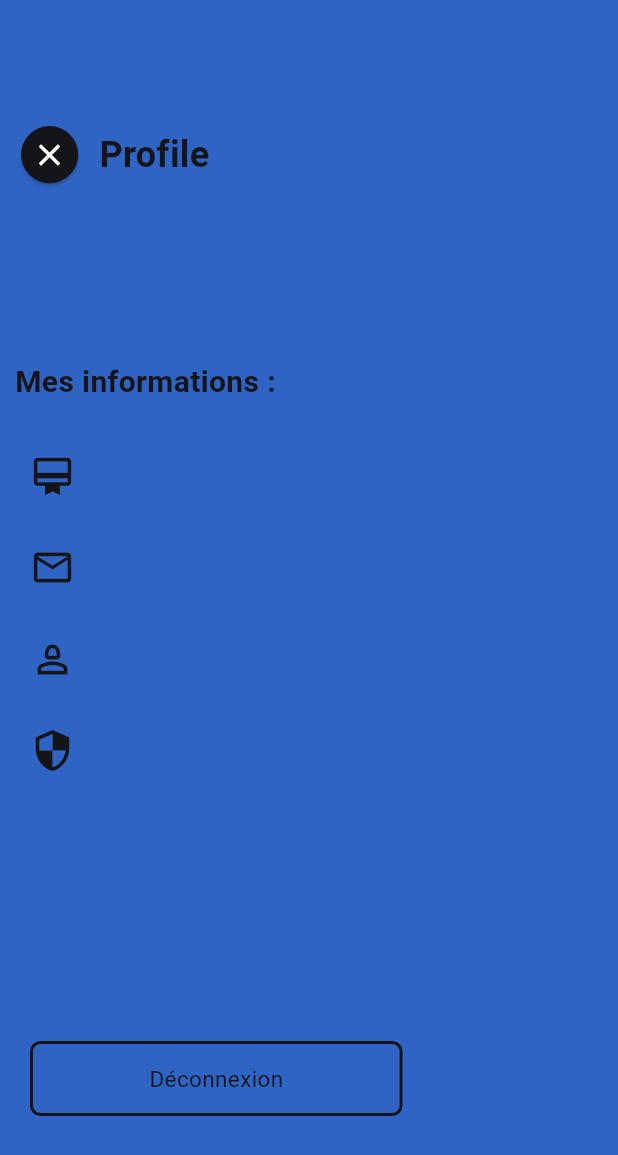
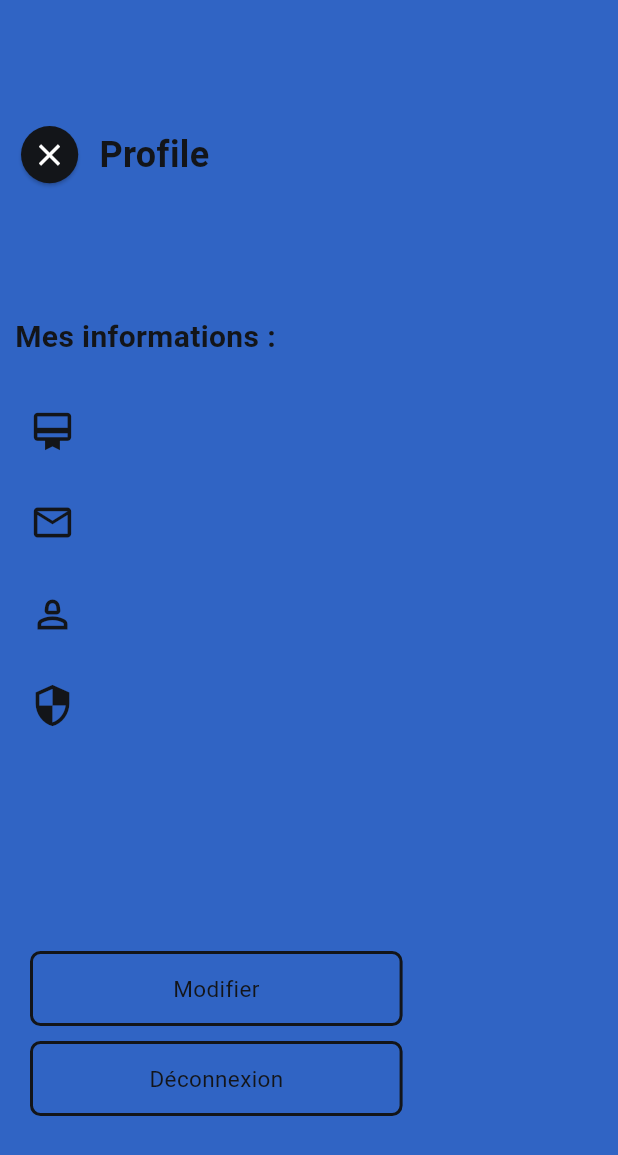
Before and after one commit to HamzaNechi/orange-grs, a Flutter app: the ProfileWidget widget shown alone on an empty page, opened directly with empty values, on a phone screen of 412 x 824 dp. Shown: the top 1155 px of the screen. Run offline on Flutter 3.47's test engine with Material 3 defaults, Android fonts, the phone set to English and light mode, and no system bars; our stand-ins replace bloc, dartz, equatable, flutter_bloc, get_it, google_maps_flutter and 7 more; missing offline and left inert: google_mlkit_text_recognition, shimmer_loading; accounts and stored records are empty; network calls fail; Roboto replaces fonts that are missing (Rubik-Medium).

Commit message:
version 04/09/2024

```diff
--- a/lib/core/strings/urls.dart
+++ b/lib/core/strings/urls.dart
@@ -1,6 +1,6 @@
 
 
-const String BASE_URL_PUBLIC = 'http://192.168.1.12:8089/egrs';
+const String BASE_URL_PUBLIC = 'http://192.168.1.18:8089/egrs';
 const String BASE_URL_ADMIN = '$BASE_URL_PUBLIC/admin';
 const String BASE_URL_TECH = '$BASE_URL_PUBLIC/tech';
 const String BASE_URL_TECH_ADMIN = '$BASE_URL_PUBLIC/egrs/techadmin';
--- a/lib/features/auth/domain/repositorie/auth_repository.dart
+++ b/lib/features/auth/domain/repositorie/auth_repository.dart
@@ -6,4 +6,5 @@ import 'package:orange_grs/features/auth/domain/entities/user.dart';
 abstract class AuthRepository{
   Future<Either<Failure, LoginResponse>> doLogin(String login, String password);
   Future<Either<Failure, User>> getConnectedUser();
+  Future<Either<Failure, User>> updatePasswordUser(String newPassword);
 }
--- /dev/null
+++ b/lib/features/auth/domain/usecases/update_password_use_case.dart
@@ -0,0 +1,14 @@
+import 'package:dartz/dartz.dart';
+import 'package:orange_grs/core/errors/failures.dart';
+import 'package:orange_grs/features/auth/domain/entities/user.dart';
+import 'package:orange_grs/features/auth/domain/repositorie/auth_repository.dart';
+
+class UpdateUserPasswordUseCase{
+  final AuthRepository authRepository;
+
+  UpdateUserPasswordUseCase(this.authRepository);
+
+  Future<Either<Failure, User>> call(String newPassword)async {
+    return await authRepository.updatePasswordUser(newPassword);
+  }
+}
--- /dev/null
+++ b/lib/features/auth/presentation/blocs/profile_bloc/profile_bloc.dart
@@ -0,0 +1,29 @@
+import 'package:bloc/bloc.dart';
+import 'package:dartz/dartz.dart';
+import 'package:equatable/equatable.dart';
+import 'package:orange_grs/core/errors/failures.dart';
+import 'package:orange_grs/features/auth/domain/entities/user.dart';
+import 'package:orange_grs/features/auth/domain/usecases/update_password_use_case.dart';
+
+part 'profile_event.dart';
+part 'profile_state.dart';
+
+class ProfileBloc extends Bloc<ProfileEvent, ProfileState> {
+  final UpdateUserPasswordUseCase updateUserPasswordUseCase;
+  ProfileBloc({required this.updateUserPasswordUseCase}) : super(ProfileInitial()) {
+    on<ProfileEvent>((event, emit) async{
+      emit(LoadingUpdatePasswordState());
+      if(event is UpdateProfilePasswordEvent){
+        final Either<Failure, User> failurOrupdated = await updateUserPasswordUseCase.call(event.newPassword);
+        failurOrupdated.fold(
+          (failure) {
+            emit(const ErrorUpdatedPasswordState(message: 'Probléme lors de la modification du mot de passe'));
+          },
+          (user) {
+            emit(const UpdatedPasswordState(message: 'Mot de passe modifier avec succée'));
+          },
+        );
+      }
+    });
+  }
+}
--- /dev/null
+++ b/lib/features/auth/presentation/blocs/profile_bloc/profile_event.dart
@@ -0,0 +1,20 @@
+part of 'profile_bloc.dart';
+
+sealed class ProfileEvent extends Equatable {
+  const ProfileEvent();
+
+  @override
+  List<Object> get props => [];
+}
+
+
+
+class UpdateProfilePasswordEvent extends ProfileEvent{
+  final String newPassword;
+
+  const UpdateProfilePasswordEvent({required this.newPassword});
+
+
+  @override
+  List<Object> get props => [newPassword];
+}
--- /dev/null
+++ b/lib/features/auth/presentation/blocs/profile_bloc/profile_state.dart
@@ -0,0 +1,34 @@
+part of 'profile_bloc.dart';
+
+sealed class ProfileState extends Equatable {
+  const ProfileState();
+
+  @override
+  List<Object> get props => [];
+}
+
+final class ProfileInitial extends ProfileState {}
+
+
+final class LoadingUpdatePasswordState extends ProfileState{}
+
+
+final class UpdatedPasswordState extends ProfileState {
+  final String message;
+
+  const UpdatedPasswordState({required this.message});
+
+  @override
+  List<Object> get props => [message];
+}
+
+
+
+final class ErrorUpdatedPasswordState extends ProfileState {
+  final String message;
+
+  const ErrorUpdatedPasswordState({required this.message});
+
+  @override
+  List<Object> get props => [message];
+}
--- a/lib/features/auth/presentation/widgets/pofile_widget.dart
+++ b/lib/features/auth/presentation/widgets/pofile_widget.dart
@@ -7,6 +7,7 @@ import 'package:orange_grs/core/navigations/bottom_nav/bloc/bottom_nav_event.dar
 import 'package:orange_grs/core/strings/fonts.dart';
 import 'package:orange_grs/features/auth/domain/entities/user.dart';
 import 'package:orange_grs/features/auth/presentation/pages/login_page.dart';
+import 'package:orange_grs/features/auth/presentation/widgets/update_password.dart';
 import 'package:orange_grs/main.dart';
 
 class ProfileWidget extends StatelessWidget {
@@ -183,7 +184,39 @@ class ProfileWidget extends StatelessWidget {
 
                                 Padding(
                                   padding: const EdgeInsets.symmetric(horizontal: 10),
-                                  child: InkWell(
+                                  child: Column(
+                                    children: [
+                                      InkWell(
+                                    onTap: () {
+                                      Navigator.push(context, MaterialPageRoute(builder: (context) =>const UpdatePasswordUserWidget(),));
+                                    },
+                                    child: Container(
+                                      height: 50,
+                                      width: MediaQuery.of(context).size.width * 0.7,
+                                      decoration: BoxDecoration(
+                                        color: Colors.transparent,
+                                        borderRadius: BorderRadius.circular(7),
+                                        border:
+                                            Border.all(color: secondaryColor, width: 2),
+                                      ),
+                                      child: const Center(
+                                        child: Text(
+                                          "Modifier",
+                                          style: TextStyle(
+                                              fontSize: 15,
+                                              fontFamily: rubikFontMedium,
+                                              fontWeight: FontWeight.w400,
+                                              color: secondaryColor),
+                                        ),
+                                      ),
+                                    ),
+                                  ),
+
+
+                                  const SizedBox(height: 10,),
+
+
+                                  InkWell(
                                     onTap: () {
                                       sharedPref.remove('token');
                                       sharedPref.remove('isAdmin');
@@ -212,6 +245,8 @@ class ProfileWidget extends StatelessWidget {
                                       ),
                                     ),
                                   ),
+                                    ],
+                                  )
                                 )
                               ],
                             ),
--- a/lib/features/visites/presentation/pages/add_visite_page.dart
+++ b/lib/features/visites/presentation/pages/add_visite_page.dart
@@ -151,6 +151,7 @@ class AddVisitePage extends StatelessWidget {
                                 siteCode = value.siteCode!;
                               },
                               checkSharingSite: (value) {
+                                print("site sharing add visite = $value");
                                 isSharing = value;
                               },
                             ),
--- a/lib/features/visites/presentation/widgets/add_visit_widgets/site_field_addvisite.dart
+++ b/lib/features/visites/presentation/widgets/add_visit_widgets/site_field_addvisite.dart
@@ -41,7 +41,8 @@ class SearchableFieldSiteForAddVisite extends StatelessWidget {
                                   onSuggestionTap: (p) {
                                     siteController.text = p.item!.siteCode!;
                                     onSubmit(p.item!);
-                                    checkSharingSite(p.item!.isSharing == 1);
+                                    print("sharing site from site field widget = ${p.item!.isSharing}");
+                                    checkSharingSite(p.item!.isSharing);
                                   },
 
 
--- a/lib/main.dart
+++ b/lib/main.dart
@@ -6,6 +6,7 @@ import 'package:orange_grs/core/utils/image_picker_utils.dart';
 import 'package:orange_grs/core/widgets/body_scaffold_global.dart';
 import 'package:orange_grs/core/widgets/splash_screen.dart';
 import 'package:orange_grs/features/auth/presentation/blocs/login_bloc/login_bloc_bloc.dart';
+import 'package:orange_grs/features/auth/presentation/blocs/profile_bloc/profile_bloc.dart';
 import 'package:orange_grs/features/reclamation/presentation/blocs/reclamation_bloc/reclamation_bloc.dart';
 import 'package:orange_grs/features/sites/presentation/bloc/bloc_detail_site/facture_site_bloc.dart';
 import 'package:orange_grs/features/sites/presentation/bloc/bloc_list_site/site_bloc.dart';
@@ -43,7 +44,8 @@ class MyApp extends StatelessWidget {
           BlocProvider(create: (context) => di.sl<FactureSiteBloc>()),
           BlocProvider(create: (context) => di.sl<LoginBlocBloc>(),),
           BlocProvider(create: (context) => ImagePickerBloc(ImagePickerUtils())),
-          BlocProvider(create: (context) => di.sl<ReclamationBloc>(),)
+          BlocProvider(create: (context) => di.sl<ReclamationBloc>(),),
+          BlocProvider(create: (context)=> di.sl<ProfileBloc>())
         ],
         child: MaterialApp(
           title: 'GRS-Orange',
```
Also changed, not shown: lib/features/auth/data/datasources/remote_datasource_auth.dart (+37 -0 lines), lib/features/auth/data/repositorie/auth_repository_impl.dart (+18 -0 lines), lib/features/auth/presentation/widgets/update_password.dart (added, +92 -0 lines), lib/injection_container.dart (+10 -0 lines).
